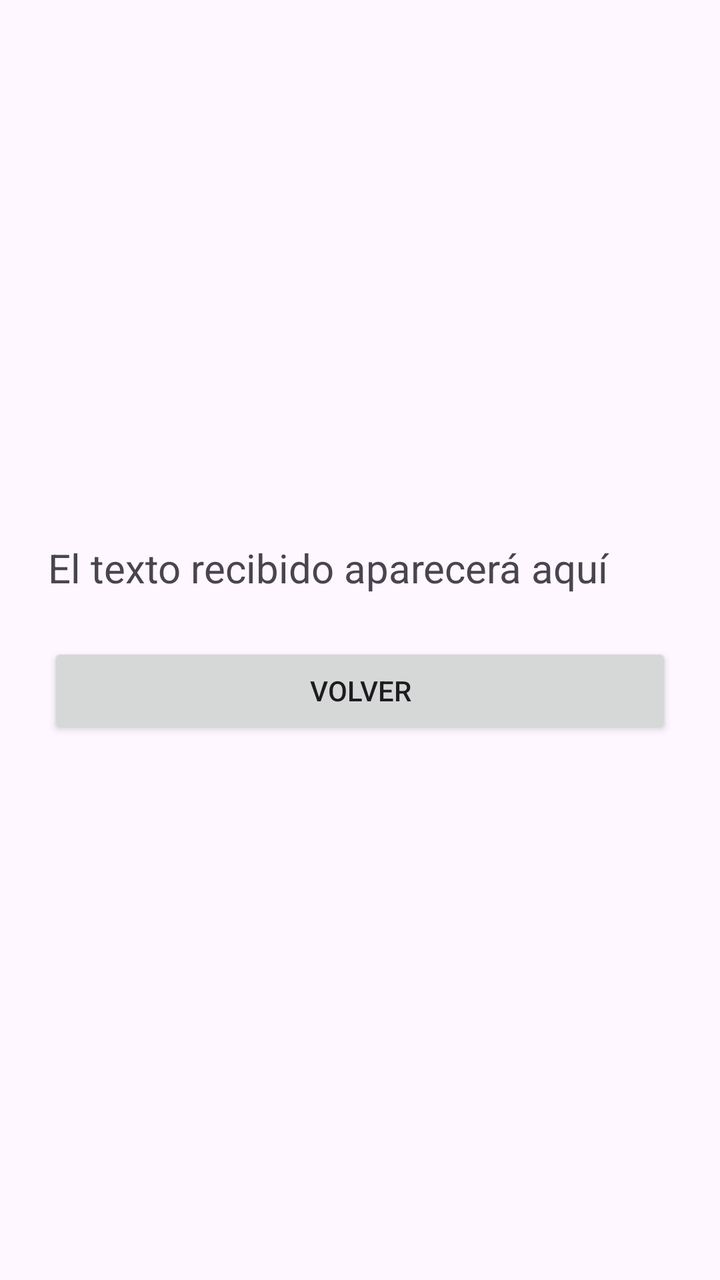
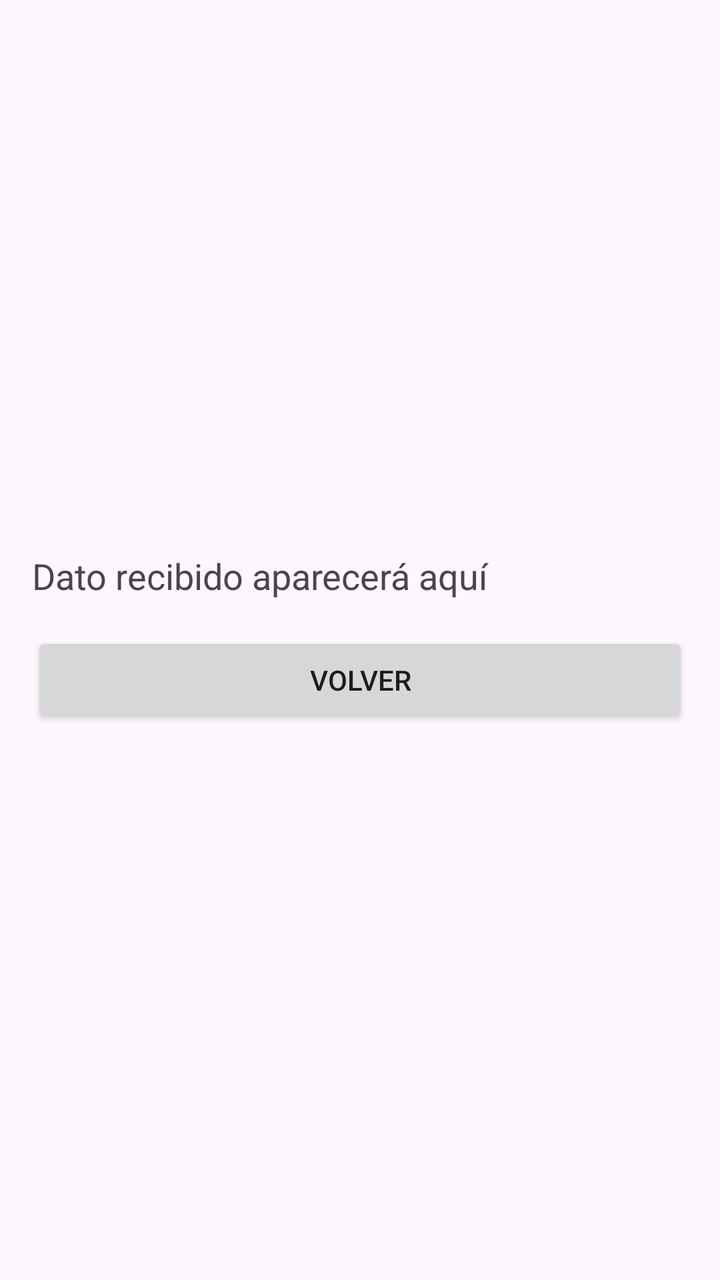

Screens rendered from an Android XML layout before and after an edit, with the pre-edit source and the edit as a unified diff.
<!-- AndroidManifest.xml: application theme Theme.NavegacionPermisos -->
<!-- res/layout/activity_detalle.xml -->
<?xml version="1.0" encoding="utf-8"?>
<androidx.constraintlayout.widget.ConstraintLayout xmlns:android="http://schemas.android.com/apk/res/android"
    xmlns:app="http://schemas.android.com/apk/res-auto"
    xmlns:tools="http://schemas.android.com/tools"
    android:id="@+id/main"
    android:layout_width="match_parent"
    android:layout_height="match_parent"
    tools:context=".DetalleActivity">

    <LinearLayout
        android:layout_width="match_parent"
        android:layout_height="match_parent"
        android:orientation="vertical"
        android:padding="24dp"
        android:gravity="center">

        
        <TextView
            android:id="@+id/txtDetalle"
            android:layout_width="match_parent"
            android:layout_height="wrap_content"
            android:text="El texto recibido aparecerá aquí"
            android:textSize="20sp"
            android:textAlignment="center"
            android:layout_marginBottom="24dp"/>

        <Button
            android:id="@+id/btnVolver"
            android:layout_width="match_parent"
            android:layout_height="wrap_content"
            android:text="Volver"/>

    </LinearLayout>

</androidx.constraintlayout.widget.ConstraintLayout>
<!-- resources referenced by this layout -->
<resources>
  <style name="Theme.NavegacionPermisos" parent="Base.Theme.NavegacionPermisos" />
  <style name="Base.Theme.NavegacionPermisos" parent="Theme.Material3.DayNight.NoActionBar">
          
          
      </style>
</resources>

<!-- the commit's change to res/layout/activity_detalle.xml (unified diff, before → after) -->
@@ -7,22 +7,21 @@
     android:layout_height="match_parent"
     tools:context=".DetalleActivity">
 
-    <LinearLayout
+    <LinearLayout xmlns:android="http://schemas.android.com/apk/res/android"
         android:layout_width="match_parent"
         android:layout_height="match_parent"
         android:orientation="vertical"
-        android:padding="24dp"
+        android:padding="16dp"
         android:gravity="center">
 
-        
         <TextView
-            android:id="@+id/txtDetalle"
+            android:id="@+id/tvDatoRecibido"
             android:layout_width="match_parent"
             android:layout_height="wrap_content"
-            android:text="El texto recibido aparecerá aquí"
-            android:textSize="20sp"
+            android:text="Dato recibido aparecerá aquí"
+            android:textSize="18sp"
             android:textAlignment="center"
-            android:layout_marginBottom="24dp"/>
+            android:layout_marginBottom="16dp"/>
 
         <Button
             android:id="@+id/btnVolver"
